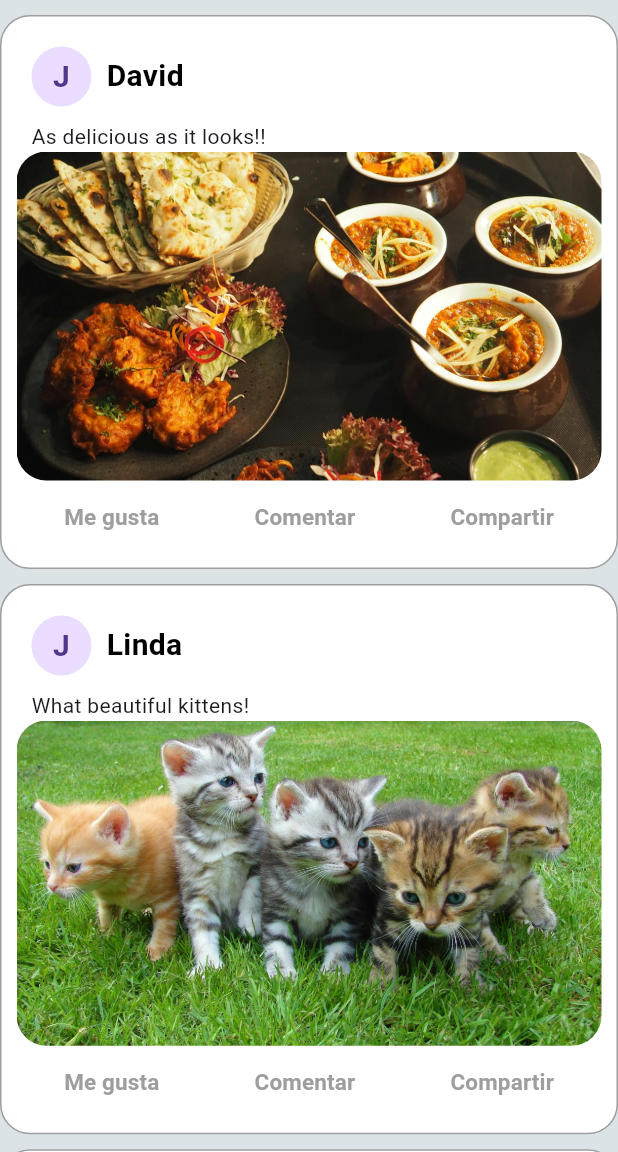
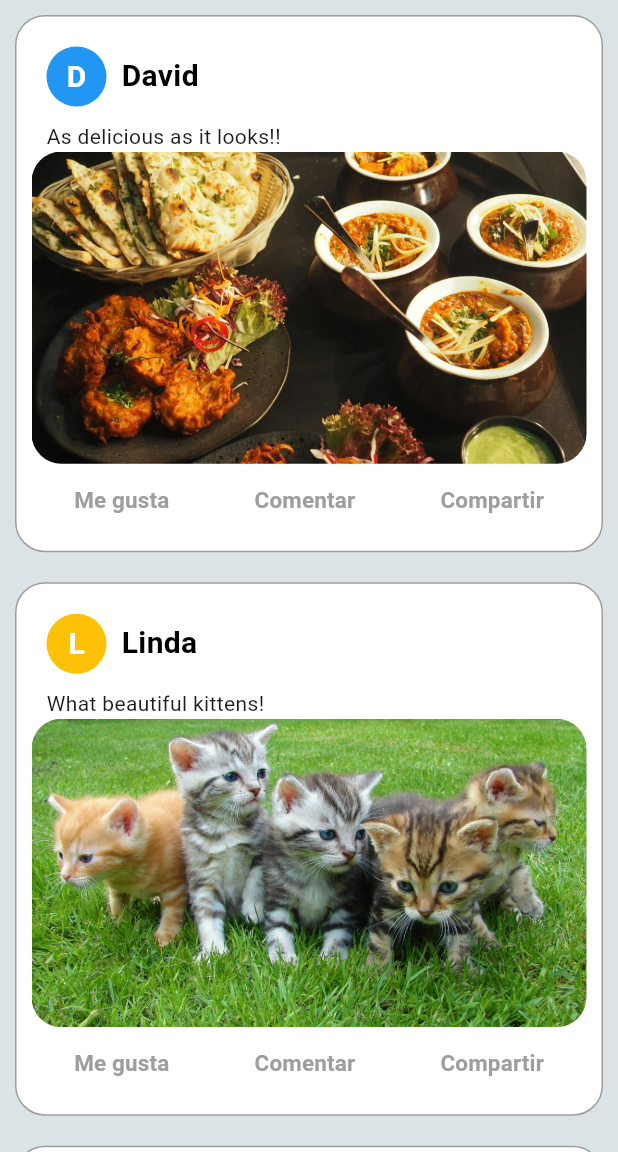
Before and after one commit to Oliver-92/Flutter_App_Feed, a Flutter app: the screen it shows after launch, on a phone screen of 412 x 824 dp, the part 84-1236 px from its top. Run offline on Flutter 3.47's test engine with Material 3 defaults, Android fonts, the phone set to English and light mode, and no system bars.

Commit message:
Avatar customization

```diff
--- a/lib/data/data.dart
+++ b/lib/data/data.dart
@@ -1,30 +1,42 @@
 const List<Map<String, String>> listCard = [
   {
+    "avatar": "D",
+    "bgColor": "blue",
     "name": "David",
     "description": "As delicious as it looks!!",
     "image": "assets/img/dinner.webp",
   },
   {
+    "avatar": "L",
     "name": "Linda",
+    "bgColor": "amber",
     "description": "What beautiful kittens!",
     "image": "assets/img/cats.webp",
   },
   {
+    "avatar": "J",
+    "bgColor": "red",
     "name": "Jhonny",
     "description": "Beer time!",
     "image": "assets/img/beer.webp",
   },
   {
-    "name": "David",
+    "avatar": "S",
+    "bgColor": "orange",
+    "name": "Sally",
     "description": "My new car",
     "image": "assets/img/car.webp",
   },
   {
+    "avatar": "K",
+    "bgColor": "yellow",
     "name": "Karen",
     "description": "On vacation on this beautiful beach :)",
     "image": "assets/img/beach.webp",
   },
   {
+    "avatar": "R",
+    "bgColor": "green",
     "name": "Robert",
     "description": "Enjoying with my friends!",
     "image": "assets/img/friends.webp",
--- a/lib/widgets/card_feed.dart
+++ b/lib/widgets/card_feed.dart
@@ -13,7 +13,7 @@ class CardFeed extends StatelessWidget {
   Widget build(BuildContext context) {
     return Center(
       child: Container(
-          margin: const EdgeInsets.only(top: 10),
+          margin: const EdgeInsets.all(10),
           width: 800,
           decoration: BoxDecoration(
             color: Colors.white,
@@ -28,7 +28,7 @@ class CardFeed extends StatelessWidget {
               children: [
                 Container(
                   padding: const EdgeInsets.all(10),
-                  child: TitleCard(name: card["name"]!),
+                  child: TitleCard(avatar: card["avatar"]!, bgColor: card["bgColor"]!, name: card["name"]!),
                 ),
                 DescriptionCard(description: card["description"]!),
                 ImageCard(image: card["image"]!),
@@ -39,3 +39,20 @@ class CardFeed extends StatelessWidget {
     );
   }
 }
+
+// Mapa de color para los avatares
+Map<String, Color> colorMap = {
+  "blue": Colors.blue,
+  "red": Colors.red,
+  "green": Colors.green,
+  "yellow": Colors.yellow,
+  "purple": Colors.purple,
+  "amber": Colors.amber,
+  "orange": Colors.orange,
+  "white": Colors.white,
+  "grey": Colors.grey,
+};
+
+Color getColorFromString(String colorName) {
+  return colorMap[colorName] ?? Colors.grey; // Color por defecto si no se encuentra
+}
--- a/lib/widgets/image_card.dart
+++ b/lib/widgets/image_card.dart
@@ -21,7 +21,6 @@ class ImageCard extends StatelessWidget {
                   BorderRadius.circular(20), // Debe coincidir con el de arriba
               child: Image.asset(
                 image,
-
                 fit: BoxFit.cover,
               ),
             )));
--- a/lib/widgets/title_card.dart
+++ b/lib/widgets/title_card.dart
@@ -1,23 +1,29 @@
 import 'package:flutter/material.dart';
+import 'package:flutter_app_01/widgets/card_feed.dart';
 
 class TitleCard extends StatelessWidget {
   const TitleCard({
     super.key,
 
-    required this.name
+    required this.name,
+    required this.avatar,
+    required this.bgColor
   });
 
   final String name;
+  final String avatar;
+  final String bgColor;
 
   @override
   Widget build(BuildContext context) {
     return Row(
       children: [
         CircleAvatar(
+          backgroundColor: getColorFromString(bgColor),
           child: Text(
-            "J",
+            avatar,
             style: TextStyle(
-                fontSize: 20, fontWeight: FontWeight.bold),
+                fontSize: 20, fontWeight: FontWeight.bold, color: Colors.white),
           ),
         ),
         SizedBox(
```
